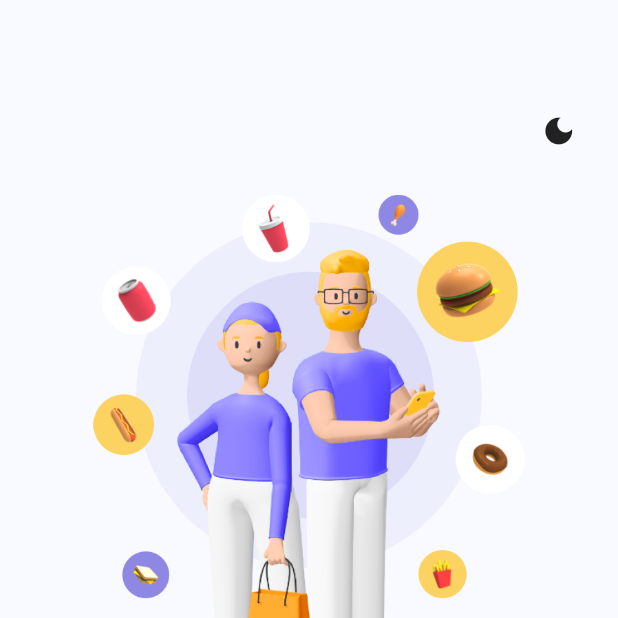
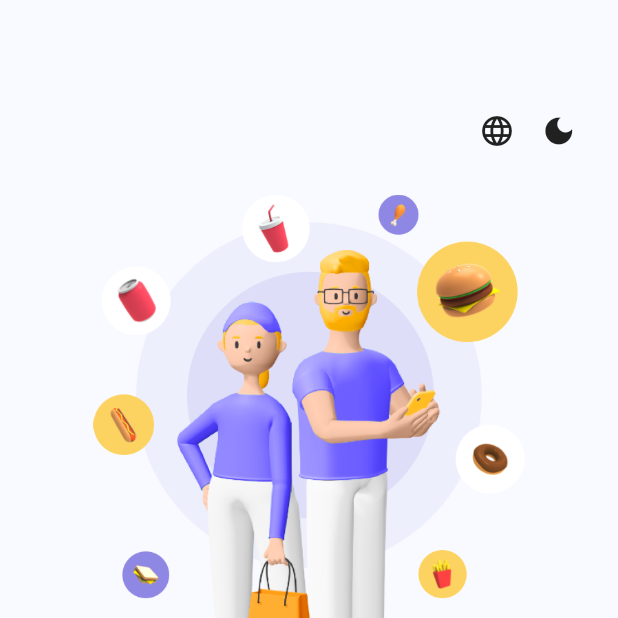
Before and after one commit to hazem1262/Tawseel, a Flutter app: the screen it shows after launch, on a phone screen of 412 x 824 dp, the top half of it. Run offline on Flutter 3.47's test engine with Material 2 defaults, Android fonts, the phone set to English and light mode, and no system bars; our stand-ins replace auto_route, bloc, cached_network_image, carousel_slider, connectivity_plus, dio and 20 more; missing offline and left inert: external_app_launcher; accounts and stored records are empty; generated files the repository leaves out were written again.

Commit message:
add lang to landing screen

```diff
--- a/lib/features/landingScreen/LandingScreen.dart
+++ b/lib/features/landingScreen/LandingScreen.dart
@@ -6,6 +6,7 @@ import 'package:tawseel/theme/ThemeManager.dart';
 import 'package:easy_localization/easy_localization.dart';
 import 'package:auto_route/auto_route.dart';
 import 'package:tawseel/utils/globals.dart';
+import 'package:tawseel/utils/ktx.dart';
 
 class LandingScreen extends StatelessWidget {
   @override
@@ -22,6 +23,16 @@ class LandingScreen extends StatelessWidget {
         child: SingleChildScrollView(
           child: Center(
             child: Stack(children: [
+              Positioned(
+                top: height / 40,
+                right: width / 6,
+                child: GestureDetector(
+                  child: Icon(Icons.language),
+                  onTap: () {
+                    context.toggleLanguage(true);
+                  },
+                ),
+              ),
               Positioned(
                 top: height / 40,
                 right: width / 15,
```
